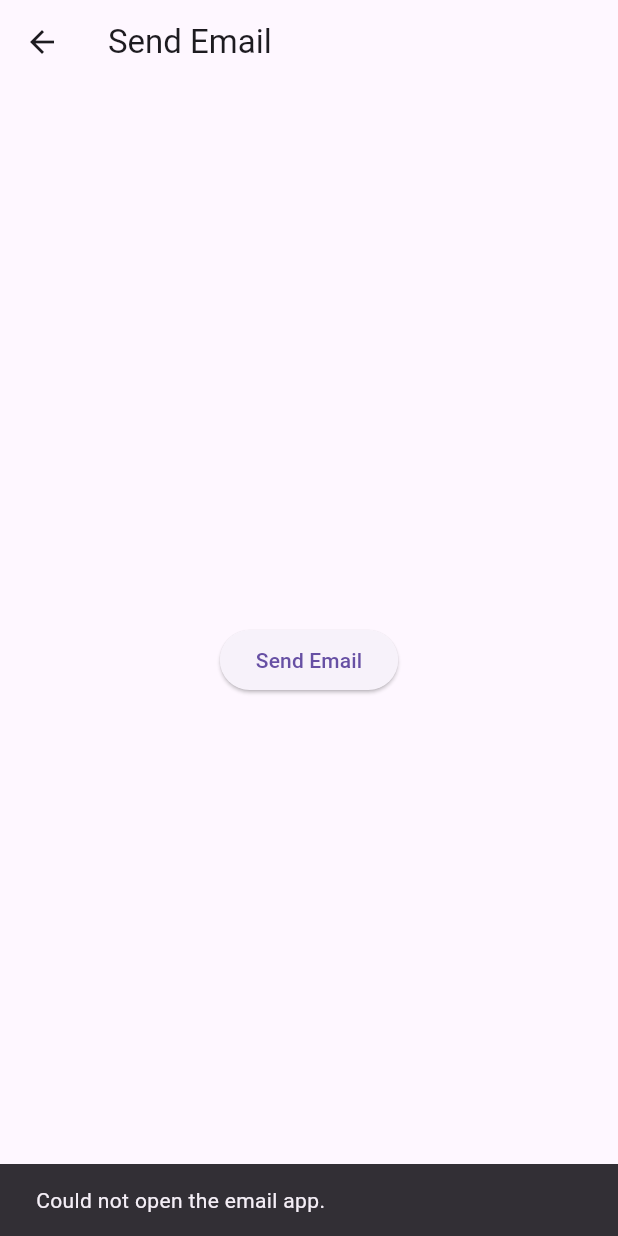
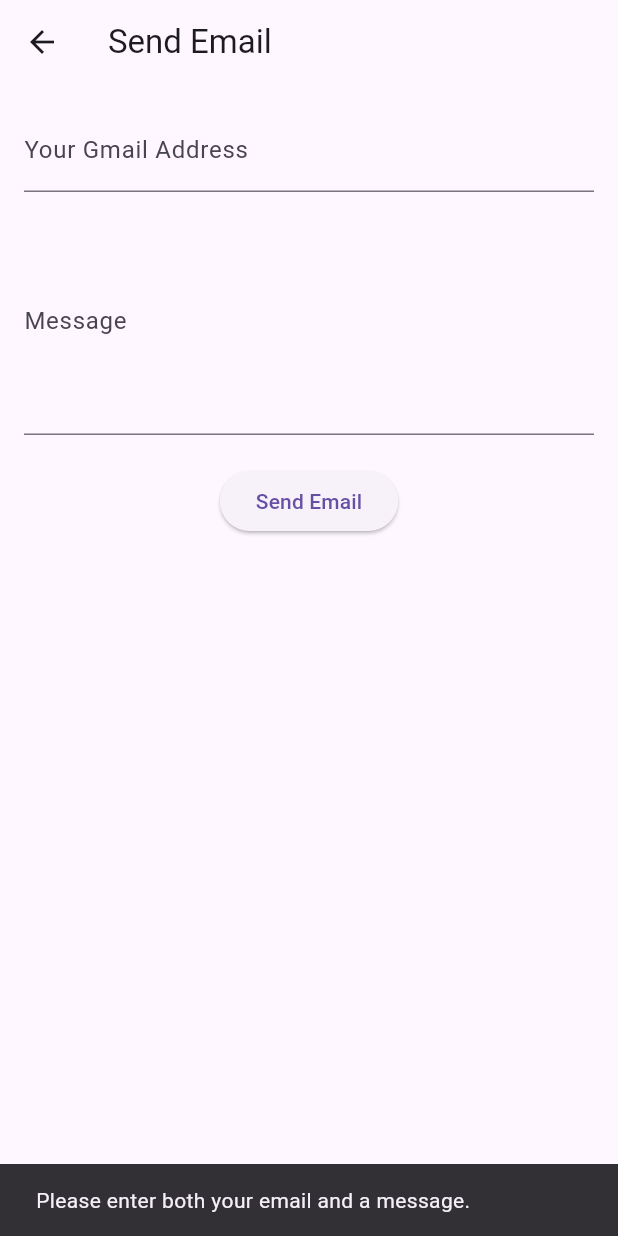
Before and after one commit to Pablo-27-Pablo/exercai_mobile, a Flutter app: the MyDrawer widget shown alone on an empty page, opened directly, after a tap on "Users Feedback", after a tap on "Send Email", on a phone screen of 412 x 824 dp. Run offline on Flutter 3.47's test engine with Material 3 defaults, Android fonts, the phone set to English and light mode, and no system bars; our stand-ins replace audioplayers, camera, card_swiper, cloud_firestore, confetti, firebase_auth and 16 more; missing offline and left inert: google_mlkit_pose_detection; accounts and stored records are empty.

Commit message:
Trying to add email feedback, still error

```diff
--- a/lib/components/my_drawer.dart
+++ b/lib/components/my_drawer.dart
@@ -224,7 +224,7 @@ class MyDrawer extends StatelessWidget {
                   title: "Users Feedback",
                   onTap: () {
                     Navigator.pop(context);
-                    Navigator.push(context, MaterialPageRoute(builder: (context)=>SimpleEmailPage()));
+                    Navigator.push(context, MaterialPageRoute(builder: (context)=>EmailSenderPage()));
                   },
                 ),
               ],
--- a/lib/feedback/users_feedback.dart
+++ b/lib/feedback/users_feedback.dart
@@ -1,37 +1,58 @@
 import 'package:flutter/material.dart';
-import 'package:firebase_auth/firebase_auth.dart';
 import 'package:url_launcher/url_launcher.dart';
 
-class SimpleEmailPage extends StatelessWidget {
-  const SimpleEmailPage({Key? key}) : super(key: key);
+class EmailSenderPage extends StatefulWidget {
+  const EmailSenderPage({Key? key}) : super(key: key);
 
-  Future<void> _sendEmail(BuildContext context) async {
-    // Get the currently authenticated user
-    final user = FirebaseAuth.instance.currentUser;
-    if (user == null || user.email == null) {
+  @override
+  _EmailSenderPageState createState() => _EmailSenderPageState();
+}
+
+class _EmailSenderPageState extends State<EmailSenderPage> {
+  final TextEditingController _emailController = TextEditingController();
+  final TextEditingController _messageController = TextEditingController();
+
+  // Set the target email address here
+  final String targetEmail = 'riveramiko5@gmail.com';
+
+  Future<void> _sendEmail() async {
+    final senderEmail = _emailController.text.trim();
+    final message = _messageController.text.trim();
+
+    if (senderEmail.isEmpty || message.isEmpty) {
       ScaffoldMessenger.of(context).showSnackBar(
-        const SnackBar(content: Text('User not logged in or email not available.')),
+        const SnackBar(
+          content: Text('Please enter both your email and a message.'),
+        ),
       );
       return;
     }
 
-    final userEmail = user.email!;
-    // Prepopulate the subject and body using the user's email
-    final subject = Uri.encodeComponent('Message from $userEmail');
-    final body = Uri.encodeComponent('Hello, this message is sent from my Flutter app.');
-    // Set your target email here
-    final targetEmail = 'targetemail@gmail.com';
+    final subject = Uri.encodeComponent('Message from $senderEmail');
+    final body = Uri.encodeComponent(message);
+    final mailUrl = Uri.parse('mailto:riveramiko5@gmail.com?subject=$subject&body=$body');
 
-    final mailUrl = 'mailto:$targetEmail?subject=$subject&body=$body';
+    // Debug print to see the mailUrl
+    print(mailUrl.toString());
 
-    // Check if the device can open the URL
-    if (await canLaunch(mailUrl)) {
-      await launch(mailUrl);
+    if (await canLaunchUrl(mailUrl)) {
+      await launchUrl(mailUrl, mode: LaunchMode.externalApplication);
     } else {
       ScaffoldMessenger.of(context).showSnackBar(
-        const SnackBar(content: Text('Could not open the email app.')),
+        const SnackBar(
+          content: Text('Could not launch the email app.'),
+        ),
       );
     }
+
+  }
+
+
+  @override
+  void dispose() {
+    _emailController.dispose();
+    _messageController.dispose();
+    super.dispose();
   }
 
   @override
@@ -40,10 +61,31 @@ class SimpleEmailPage extends StatelessWidget {
       appBar: AppBar(
         title: const Text('Send Email'),
       ),
-      body: Center(
-        child: ElevatedButton(
-          onPressed: () => _sendEmail(context),
-          child: const Text('Send Email'),
+      body: Padding(
+        padding: const EdgeInsets.all(16.0),
+        child: Column(
+          children: [
+            TextField(
+              controller: _emailController,
+              decoration: const InputDecoration(
+                labelText: 'Your Gmail Address',
+              ),
+              keyboardType: TextInputType.emailAddress,
+            ),
+            const SizedBox(height: 10),
+            TextField(
+              controller: _messageController,
+              decoration: const InputDecoration(
+                labelText: 'Message',
+              ),
+              maxLines: 5,
+            ),
+            const SizedBox(height: 20),
+            ElevatedButton(
+              onPressed: _sendEmail,
+              child: const Text('Send Email'),
+            ),
+          ],
         ),
       ),
     );
```
